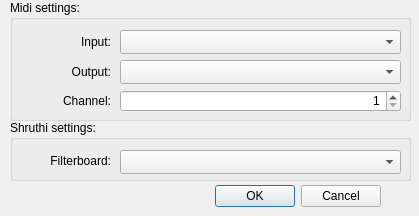
Manuel-K/shruthi-editor, file settings-dialog.ui: the form before one commit.
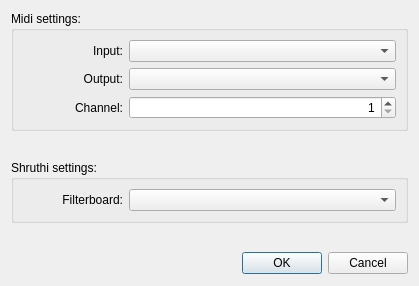
The form after the commit.

Commit message: tweaked settings dialog

Diff of the .ui file:
```diff
--- a/settings-dialog.ui
+++ b/settings-dialog.ui
@@ -8,73 +8,35 @@
     <x>0</x>
     <y>0</y>
     <width>419</width>
-    <height>216</height>
+    <height>286</height>
    </rect>
   </property>
-  <property name="sizePolicy">
-   <sizepolicy hsizetype="Fixed" vsizetype="Fixed">
-    <horstretch>0</horstretch>
-    <verstretch>0</verstretch>
-   </sizepolicy>
-  </property>
   <property name="windowTitle">
    <string>Settings</string>
   </property>
   <property name="locale">
    <locale language="English" country="UnitedKingdom"/>
   </property>
-  <widget class="QDialogButtonBox" name="buttonBox">
-   <property name="geometry">
-    <rect>
-     <x>10</x>
-     <y>180</y>
-     <width>371</width>
-     <height>32</height>
-    </rect>
-   </property>
-   <property name="sizePolicy">
-    <sizepolicy hsizetype="Expanding" vsizetype="Expanding">
-     <horstretch>0</horstretch>
-     <verstretch>0</verstretch>
-    </sizepolicy>
-   </property>
-   <property name="orientation">
-    <enum>Qt::Horizontal</enum>
-   </property>
-   <property name="standardButtons">
-    <set>QDialogButtonBox::Cancel|QDialogButtonBox::Ok</set>
-   </property>
-  </widget>
-  <widget class="QGroupBox" name="groupBox">
-   <property name="geometry">
-    <rect>
-     <x>10</x>
-     <y>0</y>
-     <width>401</width>
-     <height>121</height>
-    </rect>
-   </property>
+  <layout class="QVBoxLayout" name="verticalLayout">
+   <item>
+    <widget class="QGroupBox" name="gMidiSettings">
    <property name="title">
     <string>Midi settings:</string>
    </property>
-   <widget class="QComboBox" name="midiInputPort">
-    <property name="geometry">
-     <rect>
-      <x>110</x>
-      <y>30</y>
-      <width>281</width>
-      <height>24</height>
-     </rect>
-    </property>
-   </widget>
+     <layout class="QFormLayout" name="formLayout">
+      <property name="fieldGrowthPolicy">
+       <enum>QFormLayout::AllNonFixedFieldsGrow</enum>
+      </property>
+      <property name="rowWrapPolicy">
+       <enum>QFormLayout::WrapLongRows</enum>
+      </property>
+      <item row="0" column="0">
    <widget class="QLabel" name="label">
-    <property name="geometry">
-     <rect>
-      <x>10</x>
-      <y>30</y>
-      <width>91</width>
-      <height>24</height>
-     </rect>
+        <property name="minimumSize">
+         <size>
+          <width>100</width>
+          <height>17</height>
+         </size>
     </property>
     <property name="text">
      <string>Input:</string>
@@ -83,14 +45,17 @@
      <set>Qt::AlignRight|Qt::AlignTrailing|Qt::AlignVCenter</set>
     </property>
    </widget>
+      </item>
+      <item row="0" column="1">
+       <widget class="QComboBox" name="midiInputPort"/>
+      </item>
+      <item row="1" column="0">
    <widget class="QLabel" name="label_2">
-    <property name="geometry">
-     <rect>
-      <x>10</x>
-      <y>60</y>
-      <width>91</width>
-      <height>24</height>
-     </rect>
+        <property name="minimumSize">
+         <size>
+          <width>100</width>
+          <height>17</height>
+         </size>
     </property>
     <property name="text">
      <string>Output:</string>
@@ -99,24 +64,17 @@
      <set>Qt::AlignRight|Qt::AlignTrailing|Qt::AlignVCenter</set>
     </property>
    </widget>
-   <widget class="QComboBox" name="midiOutputPort">
-    <property name="geometry">
-     <rect>
-      <x>110</x>
-      <y>60</y>
-      <width>281</width>
-      <height>24</height>
-     </rect>
-    </property>
-   </widget>
+      </item>
+      <item row="1" column="1">
+       <widget class="QComboBox" name="midiOutputPort"/>
+      </item>
+      <item row="2" column="0">
    <widget class="QLabel" name="label_3">
-    <property name="geometry">
-     <rect>
-      <x>10</x>
-      <y>90</y>
-      <width>91</width>
-      <height>21</height>
-     </rect>
+        <property name="minimumSize">
+         <size>
+          <width>100</width>
+          <height>15</height>
+         </size>
     </property>
     <property name="text">
      <string>Channel:</string>
@@ -125,15 +83,9 @@
      <set>Qt::AlignRight|Qt::AlignTrailing|Qt::AlignVCenter</set>
     </property>
    </widget>
+      </item>
+      <item row="2" column="1">
    <widget class="QSpinBox" name="midiChannel">
-    <property name="geometry">
-     <rect>
-      <x>110</x>
-      <y>90</y>
-      <width>281</width>
-      <height>22</height>
-     </rect>
-    </property>
     <property name="alignment">
      <set>Qt::AlignRight|Qt::AlignTrailing|Qt::AlignVCenter</set>
     </property>
@@ -144,27 +96,42 @@
      <number>16</number>
     </property>
    </widget>
-  </widget>
-  <widget class="QGroupBox" name="groupBox_2">
-   <property name="geometry">
-    <rect>
-     <x>10</x>
-     <y>120</y>
-     <width>401</width>
-     <height>61</height>
-    </rect>
-   </property>
+      </item>
+     </layout>
+    </widget>
+   </item>
+   <item>
+    <spacer name="verticalSpacer">
+     <property name="orientation">
+      <enum>Qt::Vertical</enum>
+     </property>
+     <property name="sizeHint" stdset="0">
+      <size>
+       <width>0</width>
+       <height>0</height>
+      </size>
+     </property>
+    </spacer>
+   </item>
+   <item>
+    <widget class="QGroupBox" name="qShruthiSettings">
    <property name="title">
     <string>Shruthi settings:</string>
    </property>
+     <layout class="QFormLayout" name="formLayout_2">
+      <property name="fieldGrowthPolicy">
+       <enum>QFormLayout::AllNonFixedFieldsGrow</enum>
+      </property>
+      <property name="rowWrapPolicy">
+       <enum>QFormLayout::WrapLongRows</enum>
+      </property>
+      <item row="0" column="0">
    <widget class="QLabel" name="label_4">
-    <property name="geometry">
-     <rect>
-      <x>10</x>
-      <y>30</y>
-      <width>91</width>
-      <height>21</height>
-     </rect>
+        <property name="minimumSize">
+         <size>
+          <width>100</width>
+          <height>17</height>
+         </size>
     </property>
     <property name="text">
      <string>Filterboard:</string>
@@ -173,17 +140,43 @@
      <set>Qt::AlignRight|Qt::AlignTrailing|Qt::AlignVCenter</set>
     </property>
    </widget>
-   <widget class="QComboBox" name="shruthiFilterBoard">
-    <property name="geometry">
-     <rect>
-      <x>110</x>
-      <y>30</y>
-      <width>281</width>
-      <height>24</height>
-     </rect>
-    </property>
-   </widget>
-  </widget>
+      </item>
+      <item row="0" column="1">
+       <widget class="QComboBox" name="shruthiFilterBoard"/>
+      </item>
+     </layout>
+    </widget>
+   </item>
+   <item>
+    <spacer name="verticalSpacer_2">
+     <property name="orientation">
+      <enum>Qt::Vertical</enum>
+     </property>
+     <property name="sizeHint" stdset="0">
+      <size>
+       <width>0</width>
+       <height>0</height>
+      </size>
+     </property>
+    </spacer>
+   </item>
+   <item>
+    <widget class="QDialogButtonBox" name="buttonBox">
+     <property name="sizePolicy">
+      <sizepolicy hsizetype="Expanding" vsizetype="Expanding">
+       <horstretch>0</horstretch>
+       <verstretch>0</verstretch>
+      </sizepolicy>
+     </property>
+     <property name="orientation">
+      <enum>Qt::Horizontal</enum>
+     </property>
+     <property name="standardButtons">
+      <set>QDialogButtonBox::Cancel|QDialogButtonBox::Ok</set>
+     </property>
+    </widget>
+   </item>
+  </layout>
  </widget>
  <resources/>
  <connections>
```
Lines whose indentation alone changed are shown as unchanged.
